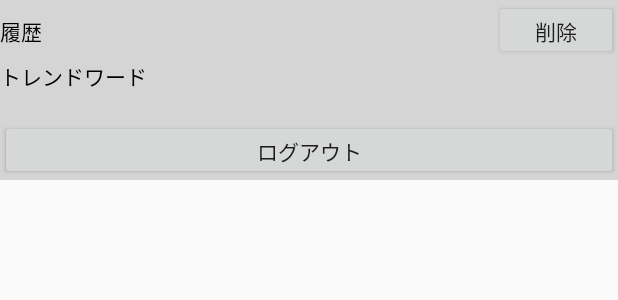
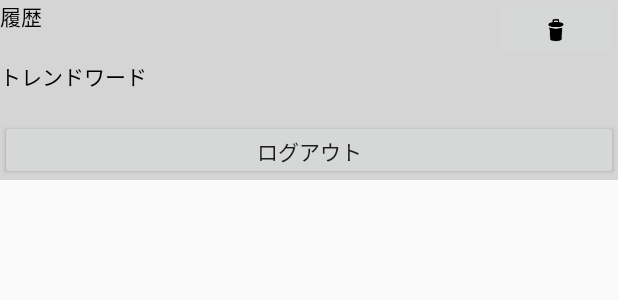
Before and after one commit to gachapdev/pictter, an Android app: the layout fragment_navigation_drawer.xml on its own in the app's theme, with its tools: preview values and no code run, on a phone screen of 412 x 824 dp. Shown: the top 300 px of the screen. Run offline under Robolectric (Android 15) with nearby library versions, the phone set to English and light mode, and no system bars.

Commit message:
history trash to ImageButton

```diff
--- a/app/src/main/java/com/elzup/pictter/pictter/NavigationDrawerFragment.java
+++ b/app/src/main/java/com/elzup/pictter/pictter/NavigationDrawerFragment.java
@@ -48,7 +48,7 @@ public class NavigationDrawerFragment extends Fragment {
     private View mFragmentContainerView;
 
     private Button logoutButton;
-    private Button deleteButton;
+    private ImageButton deleteButton;
 
     private int mCurrentSelectedPosition = 0;
     private boolean mFromSavedInstanceState;
@@ -351,7 +351,7 @@ public class NavigationDrawerFragment extends Fragment {
     }
 
     public void setupDeleteButton(View v) {
-        deleteButton = (Button) v.findViewById(R.id.deleteButton);
+        deleteButton = (ImageButton) v.findViewById(R.id.deleteButton);
         setDeleteButtonListener(new View.OnClickListener() {
             @Override
             public void onClick(View v) {
--- a/app/src/main/res/layout/fragment_navigation_drawer.xml
+++ b/app/src/main/res/layout/fragment_navigation_drawer.xml
@@ -26,12 +26,13 @@
                 android:text="履歴"
                 android:textColor="#000" />
 
-            <Button
+            <ImageButton
                 android:id="@+id/deleteButton"
                 android:layout_width="0dip"
                 android:layout_height="match_parent"
                 android:layout_weight="2"
-                android:text="削除"
+                android:src="@drawable/ic_action_trash"
+                android:scaleType="centerInside"
                 android:gravity="center_horizontal|center_vertical" />
         </LinearLayout>
 
```
Also changed, not shown: app/src/main/java/com/elzup/pictter/pictter/MainActivity.java (+2 -6 lines).
